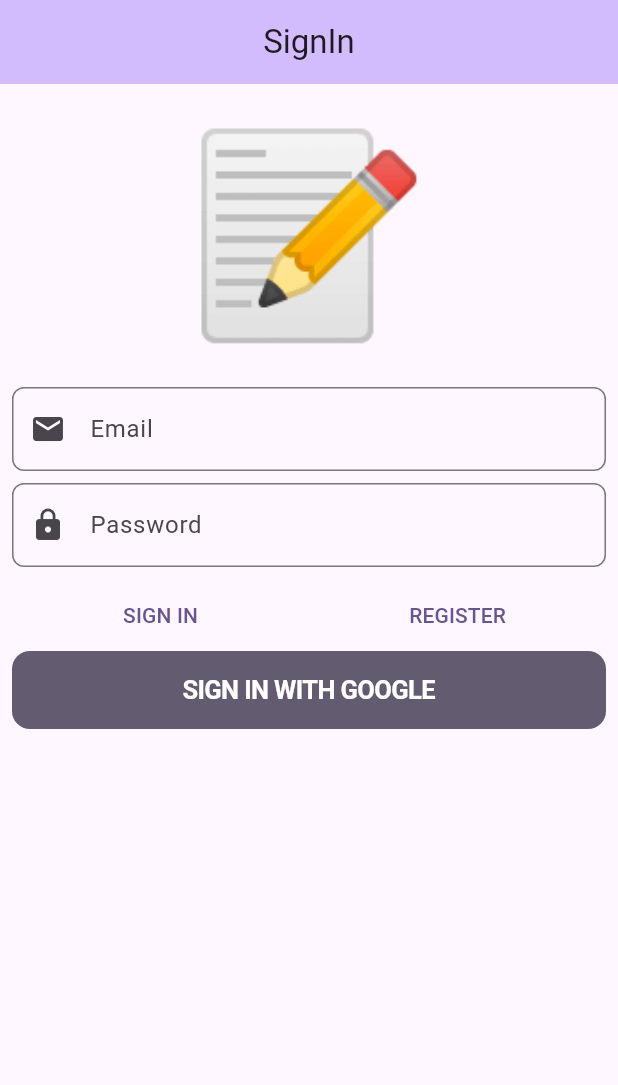
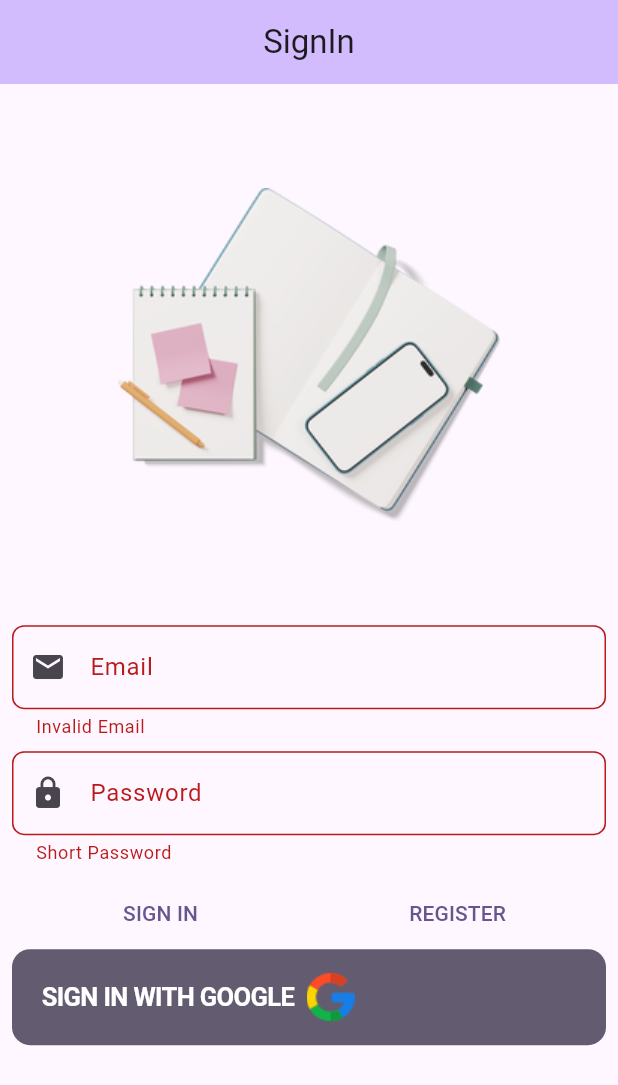
Before and after one commit to SalmanNaghori/demo_of_ddd, a Flutter app: the screen it shows after launch, after a tap on "SIGN IN", on a phone screen of 412 x 824 dp. Shown: the top 1085 px of the screen. Run offline on Flutter 3.47's test engine with Material 2 defaults, Android fonts, the phone set to English and light mode, and no system bars; our stand-ins replace another_flushbar, bloc, cloud_firestore, dartz, firebase_auth, firebase_core and 5 more; accounts and stored records are empty.

Commit message:
changes_in_bloc

```diff
--- a/lib/application/auth/sign_in_form/sign_in_form_bloc.dart
+++ b/lib/application/auth/sign_in_form/sign_in_form_bloc.dart
@@ -18,20 +18,49 @@ part 'sign_in_form_bloc.freezed.dart';
 class SignInFormBloc extends Bloc<SignInFormEvent, SignInFormState> {
   final IAuthFacade _authFacade;
 
-  SignInFormBloc(this._authFacade) : super(SignInFormState.initial()) {
+  SignInFormBloc(@Named('FirebaseAuthFacade') this._authFacade)
+      : super(SignInFormState.initial()) {
     on<EmailChanged>((event, emit) {
       emit(state.copyWith(
         emailAddress: EmailAddress(event.emailStr),
         authFailureOrSuccessOption: none(),
       ));
     });
+
     on<PasswordChanged>((event, emit) {
       emit(state.copyWith(
         password: Password(event.passwordStr),
         authFailureOrSuccessOption: none(),
       ));
     });
+
+    ///
     on<RegisterWithEmailAndPasswordPressed>((event, emit) async {
+      Either<AuthFailure, Unit>? failureOrSuccess;
+
+      final isEmailValid = state.emailAddress.isValid();
+      final isPasswordValid = state.password.isValid();
+
+      if (isEmailValid && isPasswordValid) {
+        emit(state.copyWith(
+          isSubmitting: true,
+          authFailureOrSuccessOption: none(),
+        ));
+        failureOrSuccess = await _authFacade.registerWithEmailAndPassword(
+          emailAddress: state.emailAddress,
+          password: state.password,
+        );
+      }
+
+      emit(state.copyWith(
+        isSubmitting: false,
+        showErrorMessages: true,
+        authFailureOrSuccessOption: optionOf(failureOrSuccess),
+      ));
+    });
+
+    ///
+    on<SignInWithEmailAndPasswordPressed>((event, emit) async {
       Either<AuthFailure, Unit>? failureOrSuccess;
 
       final isEmailValid = state.emailAddress.isValid();
@@ -46,11 +75,6 @@ class SignInFormBloc extends Bloc<SignInFormEvent, SignInFormState> {
           emailAddress: state.emailAddress,
           password: state.password,
         );
-        emit(state.copyWith(
-          isSubmitting: false,
-          showErrorMessages: true,
-          authFailureOrSuccessOption: optionOf(failureOrSuccess),
-        ));
       }
 
       emit(state.copyWith(
@@ -59,11 +83,8 @@ class SignInFormBloc extends Bloc<SignInFormEvent, SignInFormState> {
         authFailureOrSuccessOption: optionOf(failureOrSuccess),
       ));
     });
-    on<SignInWithEmailAndPasswordPressed>((event, emit) async {
-      await _performActionOnAuthFacadeWithEmailAndPasswor(
-        _authFacade.signInWithEmailAndPassword,
-      );
-    });
+
+    ///
     on<SignInWithGooglePressed>((event, emit) async {
       emit(state.copyWith(
         isSubmitting: true,
--- a/lib/domain/auth/i_auth_facade.dart
+++ b/lib/domain/auth/i_auth_facade.dart
@@ -1,9 +1,10 @@
 import 'package:dartz/dartz.dart';
 import 'package:demo_of_ddd/domain/auth/auth_faild.dart';
-
+import 'package:demo_of_ddd/domain/auth/user.dart';
 import 'value_objects.dart';
 
 abstract class IAuthFacade {
+  Future<Option<User>> getSignedInUser();
   Future<Either<AuthFailure, Unit>> registerWithEmailAndPassword({
     required EmailAddress emailAddress,
     required Password password,
@@ -13,4 +14,5 @@ abstract class IAuthFacade {
     required Password password,
   });
   Future<Either<AuthFailure, Unit>> signInWithGoogle();
+  Future<void> signOut();
 }
--- a/lib/domain/core/value_validators.dart
+++ b/lib/domain/core/value_validators.dart
@@ -15,6 +15,6 @@ Either<ValueFailure<String>, String> validatePassword(String input) {
   if (input.length >= 6) {
     return right(input);
   } else {
-    return left(ValueFailure.invalidEmail(failedValue: input));
+    return left(ValueFailure.shortPassword(failedValue: input));
   }
 }
--- a/lib/presentation/sign_in/widget/sign_in_form.dart
+++ b/lib/presentation/sign_in/widget/sign_in_form.dart
@@ -1,3 +1,4 @@
+import 'package:another_flushbar/flushbar_helper.dart';
 import 'package:demo_of_ddd/application/auth/sign_in_form/sign_in_form_bloc.dart';
 import 'package:demo_of_ddd/injection.dart';
 import 'package:flutter/cupertino.dart';
@@ -8,7 +9,27 @@ class SignInForm extends StatelessWidget {
   @override
   Widget build(BuildContext context) {
     return BlocConsumer<SignInFormBloc, SignInFormState>(
-      listener: (context, state) {},
+      listener: (context, state) {
+        state.authFailureOrSuccessOption.fold(
+          () {},
+          (either) => either.fold(
+            (failure) {
+              FlushbarHelper.createError(
+                message: failure.map(
+                  cancelledByUser: (_) => 'Canclelled',
+                  serverError: (_) => 'Server Error',
+                  emailAlreadyInUse: (_) => 'Email Already in use',
+                  invalidEmailAndPasswordCombination: (_) =>
+                      'Invalid email and password combination',
+                ),
+              ).show(context);
+            },
+            (_) {
+              //TODO:Navigate
+            },
+          ),
+        );
+      },
       builder: (context, state) {
         return Form(
           autovalidateMode: state.showErrorMessages
@@ -17,13 +38,12 @@ class SignInForm extends StatelessWidget {
           child: ListView(
             padding: const EdgeInsets.all(8),
             children: [
-              const Text(
-                '📝',
-                textAlign: TextAlign.center,
-                style: TextStyle(fontSize: 130),
+              Image.asset(
+                'assets/notes.png',
               ),
               const SizedBox(height: 8),
               TextFormField(
+                keyboardType: TextInputType.emailAddress,
                 decoration: const InputDecoration(
                   prefixIcon: Icon(Icons.email),
                   labelText: 'Email',
@@ -98,12 +118,20 @@ class SignInForm extends StatelessWidget {
                       .add(const SignInFormEvent.signInWithGooglePressed());
                 },
                 color: Theme.of(context).colorScheme.secondary,
-                child: const Text(
-                  'SIGN IN WITH GOOGLE',
-                  style: TextStyle(
-                    color: Colors.white,
-                    fontWeight: FontWeight.bold,
-                  ),
+                child: Row(
+                  children: [
+                    const Text(
+                      'SIGN IN WITH GOOGLE',
+                      style: TextStyle(
+                        color: Colors.white,
+                        fontWeight: FontWeight.bold,
+                      ),
+                    ),
+                    const SizedBox(width: 8),
+                    Image.asset(
+                      'assets/google.png',
+                    ),
+                  ],
                 ),
               ),
               if (state.isSubmitting) ...[
--- a/pubspec.yaml
+++ b/pubspec.yaml
@@ -49,6 +49,7 @@ dependencies:
   cloud_firestore: ^4.8.2
   uuid: ^3.0.7
   kt_dart: ^1.1.0
+  another_flushbar: ^1.12.30
 
 dev_dependencies:
   flutter_test:
```
Also changed, not shown: lib/domain/auth/user.dart (added, +11 -0 lines), lib/infrastructure/auth/firebase_auth_facade.dart (+34 -8 lines), lib/infrastructure/auth/firebase_user_mapper.dart (added, +11 -0 lines), lib/domain/auth/user.freezed.dart (added), lib/infrastructure/note/note_dtos.dart (added), lib/injection.config.dart, pubspec.lock.
